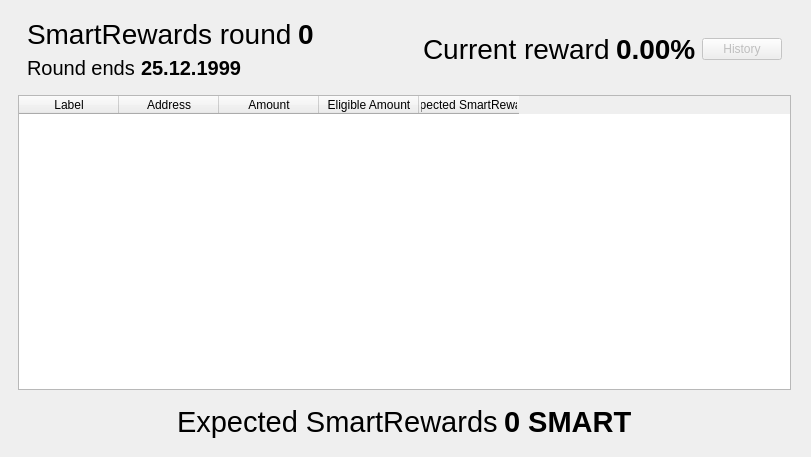
The window that src/qt/forms/smartrewardslist.ui (SmartCash/Core-Smart) describes before a commit, drawn with Qt 5.
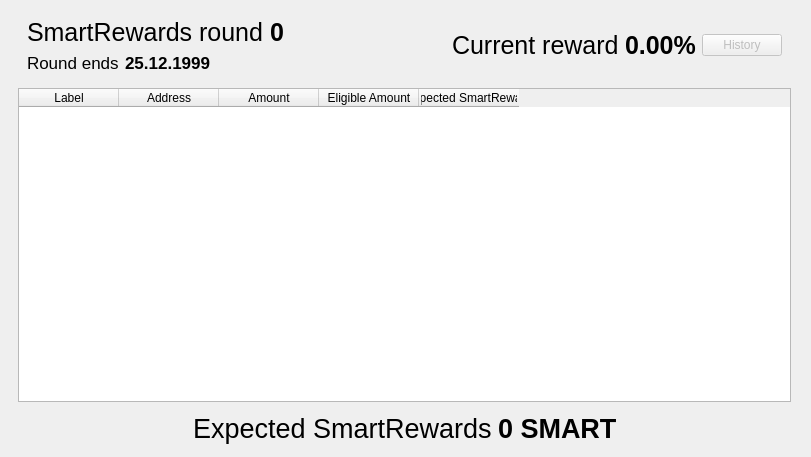
The same window after the commit. The open tabs and pages were chosen to show the change. Custom widgets are drawn as their Qt base class.

Commit message: Fixed windows compatibility, Decreased font size in SmartRewards tab, Created defines for the new payment block height.

What changed in the file:
```diff
--- a/src/qt/forms/smartrewardslist.ui
+++ b/src/qt/forms/smartrewardslist.ui
@@ -309,7 +309,7 @@
                <widget class="QLabel" name="label_17">
                 <property name="font">
                  <font>
-                  <pointsize>21</pointsize>
+                  <pointsize>19</pointsize>
                  </font>
                 </property>
                 <property name="text">
@@ -327,7 +327,7 @@
                 </property>
                 <property name="font">
                  <font>
-                  <pointsize>21</pointsize>
+                  <pointsize>19</pointsize>
                   <weight>75</weight>
                   <bold>true</bold>
                  </font>
@@ -351,7 +351,7 @@
                 </property>
                 <property name="font">
                  <font>
-                  <pointsize>15</pointsize>
+                  <pointsize>13</pointsize>
                  </font>
                 </property>
                 <property name="text">
@@ -369,7 +369,7 @@
                 </property>
                 <property name="font">
                  <font>
-                  <pointsize>15</pointsize>
+                  <pointsize>13</pointsize>
                   <weight>75</weight>
                   <bold>true</bold>
                  </font>
@@ -389,7 +389,7 @@
              <widget class="QLabel" name="label_21">
               <property name="font">
                <font>
-                <pointsize>21</pointsize>
+                <pointsize>19</pointsize>
                </font>
               </property>
               <property name="text">
@@ -401,7 +401,7 @@
              <widget class="QLabel" name="percentLabel">
               <property name="font">
                <font>
-                <pointsize>21</pointsize>
+                <pointsize>19</pointsize>
                 <weight>75</weight>
                 <bold>true</bold>
                </font>
@@ -485,6 +485,12 @@
           </size>
          </property>
          <layout class="QHBoxLayout" name="horizontalLayout_3">
+          <property name="topMargin">
+           <number>0</number>
+          </property>
+          <property name="bottomMargin">
+           <number>0</number>
+          </property>
           <item>
            <spacer name="horizontalSpacer_3">
             <property name="orientation">
@@ -504,7 +510,7 @@
              <widget class="QLabel" name="label">
               <property name="font">
                <font>
-                <pointsize>22</pointsize>
+                <pointsize>20</pointsize>
                </font>
               </property>
               <property name="text">
@@ -516,7 +522,7 @@
              <widget class="QLabel" name="sumLabel">
               <property name="font">
                <font>
-                <pointsize>22</pointsize>
+                <pointsize>20</pointsize>
                 <weight>75</weight>
                 <bold>true</bold>
                </font>
```
Left out of the diff: 6 changed lines with no effect on the pictures. The commit also changes 5 other files.
